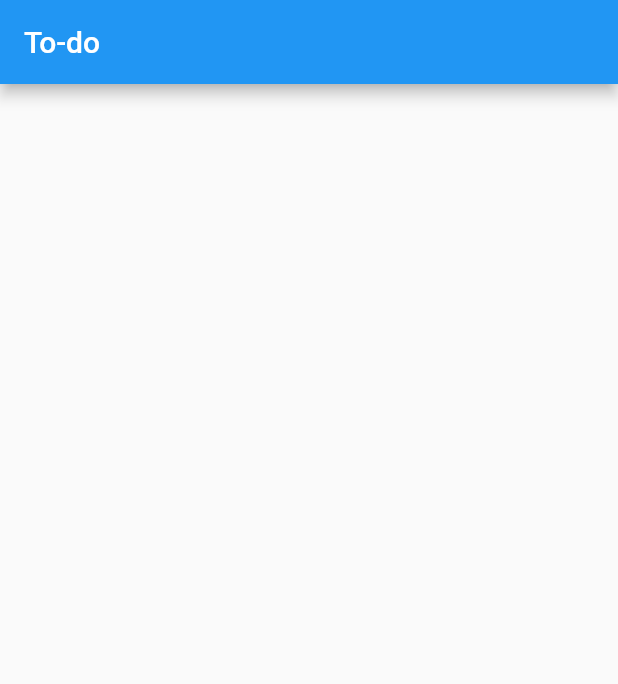
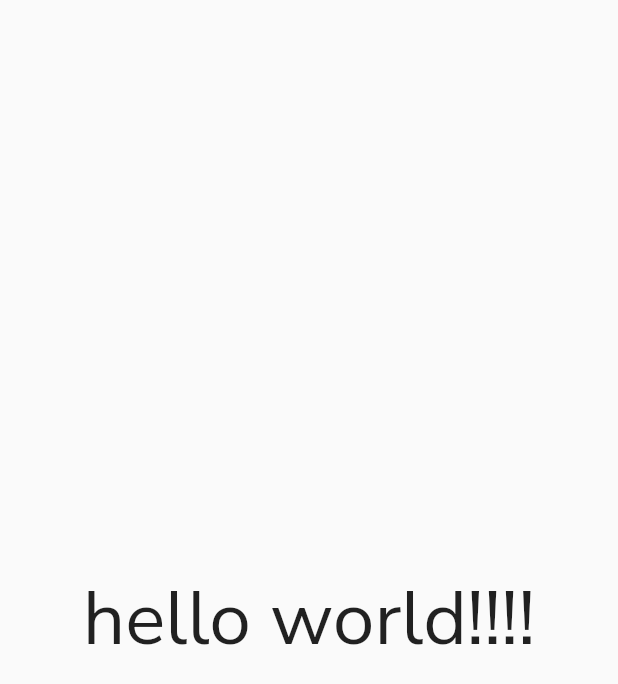
Before and after one commit to Pritam-deb/todo, a Flutter app: the screen it shows after launch, on a phone screen of 412 x 824 dp. Shown: the top 684 px of the screen. Run offline on Flutter 3.47's test engine with Material 2 defaults, Android fonts, the phone set to English and light mode, and no system bars; our stand-ins replace google_fonts.

Commit message:
package running, iOS working

```diff
--- a/lib/main.dart
+++ b/lib/main.dart
@@ -1,4 +1,5 @@
 import 'package:flutter/material.dart';
+import 'package:google_fonts/google_fonts.dart';
 
 void main() {
   runApp(Todo());
@@ -9,7 +10,16 @@ class Todo extends StatelessWidget {
   @override
   Widget build(BuildContext context) {
     return MaterialApp(
-      home: Scaffold(appBar: AppBar(title: Text('To-do'),),)
+      theme: ThemeData(
+        textTheme: GoogleFonts.nunitoSansTextTheme(
+          Theme.of(context).textTheme,
+        ),
+      ),
+      home: Scaffold(
+        body: Container(
+          child: Center(child:Text("hello world!!!!", style: TextStyle(fontSize: 50.0),),),
+        ),
+      )
     );
   }
 }
--- a/pubspec.yaml
+++ b/pubspec.yaml
@@ -34,6 +34,7 @@ dependencies:
   # The following adds the Cupertino Icons font to your application.
   # Use with the CupertinoIcons class for iOS style icons.
   cupertino_icons: ^1.0.2
+  google_fonts: ^2.3.1
 
 dev_dependencies:
   flutter_test:
```
Also changed, not shown: pubspec.lock, 7 other files.
